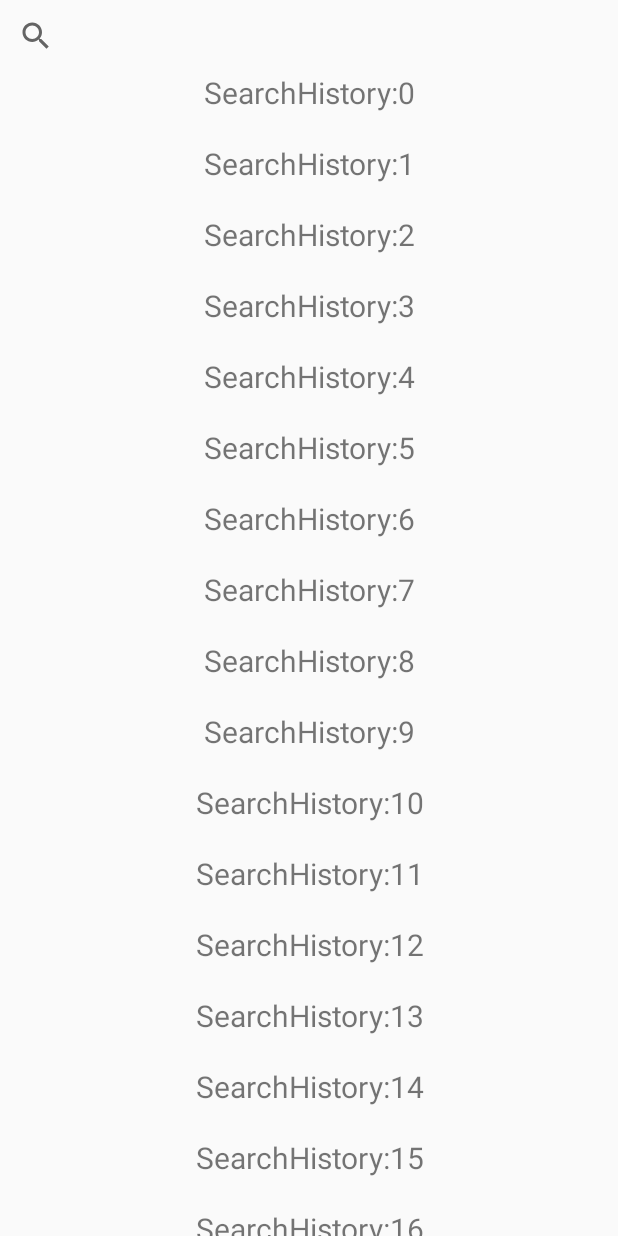
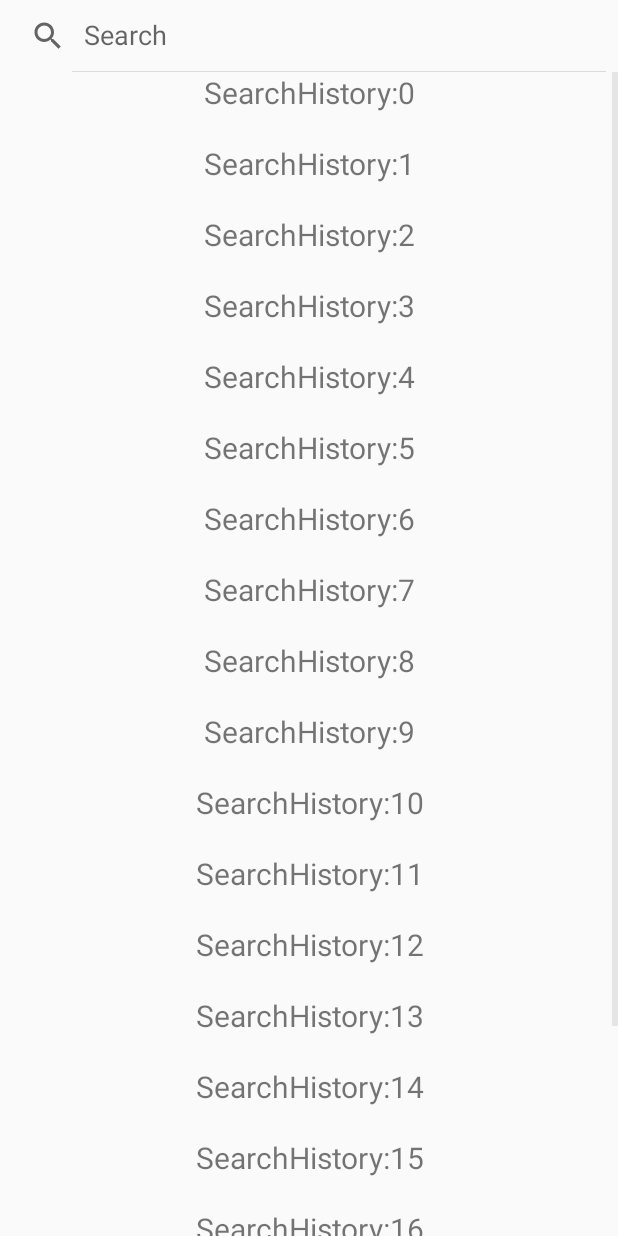
Before and after one commit to Andision/JavaNews, an Android app: the SearchActivity screen opened directly, with no data from a screen before it, after a tap on an icon or button, on a phone screen of 412 x 824 dp. Run offline under Robolectric (Android 15) with nearby library versions, the phone set to English and light mode, and no system bars; our stand-ins replace FlexboxLayout; 2 other taps on this screen came first.

```diff
--- a/app/src/main/java/com/example/CONVID19News/ui/home/SearchActivity.java
+++ b/app/src/main/java/com/example/CONVID19News/ui/home/SearchActivity.java
@@ -7,6 +7,7 @@ import android.view.LayoutInflater;
 import android.view.View;
 import android.view.ViewGroup;
 import android.widget.EditText;
+import android.widget.SearchView;
 import android.widget.TextView;
 import android.widget.Toast;
 
@@ -43,6 +44,39 @@ public class SearchActivity extends Activity {
         final SearchHistoryAdapter adapter = new SearchHistoryAdapter(fruitList);
         recyclerView.setAdapter(adapter);
 
+
+        SearchView searchView=findViewById(R.id.view_search);
+//        searchView.setQueryHint("Search");
+//        searchView.setIconified(false);
+        searchView.setIconifiedByDefault(false);
+        searchView.setFocusable(true);
+//        searchView.setFocusable(false);
+//        searchView.clearFocus();
+        searchView.setOnQueryTextListener(new SearchView.OnQueryTextListener() {
+            //单机搜索按钮时激发该方法
+            @Override
+            public boolean onQueryTextSubmit(String query) {
+                //实际应用中应该在该方法内执行实际查询，此处仅使用Toast显示用户输入的查询内容
+//                Toast.makeText(getActivity(), "Your Input: " + query,Toast.LENGTH_SHORT).show();
+                return false;
+            }
+
+            //用户输入字符时激发该方法
+            @Override
+            public boolean onQueryTextChange(String newText) {
+//                //如果newText不是长度为0的字符串
+//                if (TextUtils.isEmpty(newText)) {
+//                    //清除ListView的过滤
+//                    listView.clearTextFilter();
+//                } else {
+//                    //使用用户输入的内容对ListView的列表项进行过滤
+//                    listView.setFilterText(newText);
+//                }
+                return true;
+            }
+        });
+
+
     }
 
     private void initFruits() {
--- a/app/src/main/res/layout/activity_search.xml
+++ b/app/src/main/res/layout/activity_search.xml
@@ -6,8 +6,8 @@
         xmlns:tools="http://schemas.android.com/tools"
         android:orientation="vertical"
 
-        android:focusable="true"
-        android:focusableInTouchMode="true"
+        android:focusable="false"
+        android:focusableInTouchMode="false"
 
         >
 
@@ -16,6 +16,9 @@
             android:layout_width="match_parent"
             android:layout_height="wrap_content"
             android:queryHint="Search"
+            android:iconifiedByDefault="false"
+            android:focusedByDefault="true"
+            android:defaultFocusHighlightEnabled="true"
             />
 
     <androidx.recyclerview.widget.RecyclerView
--- a/app/src/main/res/layout/fragment_home.xml
+++ b/app/src/main/res/layout/fragment_home.xml
@@ -25,6 +25,7 @@
                 android:layout_height="?attr/actionBarSize"
                 android:gravity="center_vertical|left"
                 android:textSize="70px"
+                android:drawableLeft="@drawable/my_search_icon"
 
                 />
 
```
Also changed, not shown: app/src/main/assets/my_search_icon.png (added), app/src/main/res/drawable/my_search_icon.png (added).
